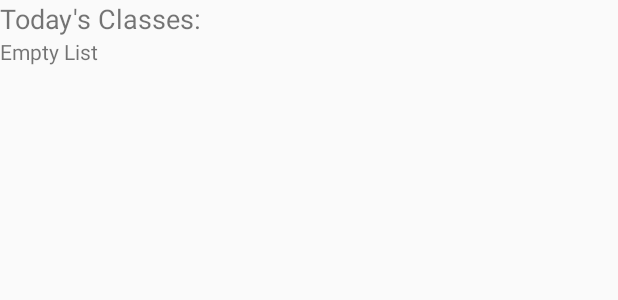
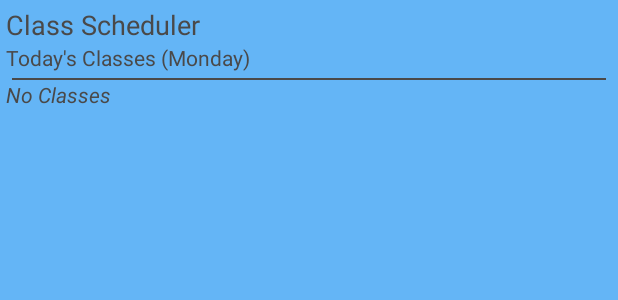
Before and after one commit to jonathan-barrera/Class-Scheduler, an Android app: the layout todays_classes_widget.xml on its own in the app's theme, with its tools: preview values and no code run, on a phone screen of 412 x 824 dp. Shown: the top 300 px of the screen. Run offline under Robolectric (Android 15) with nearby library versions, the phone set to English and light mode, and no system bars.

Commit message:
Main functions finished

```diff
--- a/app/src/main/AndroidManifest.xml
+++ b/app/src/main/AndroidManifest.xml
@@ -77,7 +77,9 @@
                 android:resource="@xml/todays_classes_widget_info" />
         </receiver>
 
-        <service android:name=".widget.TodaysClassesWidgetService"/>
+        <service android:name=".widget.TodaysClassesWidgetService"
+            android:exported="false"
+            android:permission="android.permission.BIND_REMOTEVIEWS"/>
     </application>
 
 </manifest>
--- a/app/src/main/java/com/example/android/classscheduler/ClassDetailsActivity.java
+++ b/app/src/main/java/com/example/android/classscheduler/ClassDetailsActivity.java
@@ -27,11 +27,8 @@ import butterknife.ButterKnife;
 public class ClassDetailsActivity extends AppCompatActivity implements SchoolClassAdapter.onItemClickListener{
 
     // TODO Database on the phone to save last viewed students/classes?
-    // TODO (2) Build the Widget
     // TODO Change all strings to string variables
     // TODO Fix RTL formatting
-    // TODO can add a list of enrolled students for each class
-    // TODO have the list of classes for a student update in realtime (if one is deleted).
     // TODO check for scrolling/onsavedinstancestate mistakes
     // TODO build a check for network connection
     // TODO need to do signing configuration stuff
--- a/app/src/main/java/com/example/android/classscheduler/EditStudentInfo.java
+++ b/app/src/main/java/com/example/android/classscheduler/EditStudentInfo.java
@@ -619,7 +619,7 @@ public class EditStudentInfo extends AppCompatActivity
                 photoUrl = null;
             }
 
-            mFirebaseDatabase.getReference().child("students").child(studentId)
+            mStudentsDatabaseReference.child(studentId)
                     .setValue(new Student(studentName, studentSex, studentBirthdate, studentGrade,
                             mChosenClassesList, photoUrl, studentId));
 
--- a/app/src/main/java/com/example/android/classscheduler/StudentProfile.java
+++ b/app/src/main/java/com/example/android/classscheduler/StudentProfile.java
@@ -6,6 +6,7 @@ import android.content.SharedPreferences;
 import android.graphics.Typeface;
 import android.os.Bundle;
 import android.support.annotation.NonNull;
+import android.support.annotation.Nullable;
 import android.support.v4.app.NavUtils;
 import android.support.v7.app.AlertDialog;
 import android.support.v7.app.AppCompatActivity;
@@ -20,6 +21,7 @@ import android.widget.Toast;
 import com.bumptech.glide.Glide;
 import com.example.android.classscheduler.model.Student;
 import com.example.android.classscheduler.data.StudentContract.StudentEntry;
+import com.google.firebase.database.ChildEventListener;
 import com.google.firebase.database.DataSnapshot;
 import com.google.firebase.database.DatabaseError;
 import com.google.firebase.database.DatabaseReference;
@@ -101,7 +103,7 @@ public class StudentProfile extends AppCompatActivity {
         mStudentDatabaseReference = mFirebaseDatabase.getReference()
                 .child("users")
                 .child(mUserId)
-                .child(getString(R.string.students))
+                .child("students")
                 .child(mStudentId);
 
         //Populate the views with student data
--- a/app/src/main/res/layout/todays_classes_widget.xml
+++ b/app/src/main/res/layout/todays_classes_widget.xml
@@ -1,16 +1,35 @@
 <LinearLayout xmlns:android="http://schemas.android.com/apk/res/android"
     android:layout_width="match_parent"
     android:layout_height="match_parent"
+    xmlns:tools="http://schemas.android.com/tools"
     android:orientation="vertical"
+    android:background="@color/colorPrimaryLight"
     android:id="@+id/todays_classes_widget_linear_layout"
-    android:padding="@dimen/widget_margin">
+    android:padding="4dp">
+
+    <TextView
+        android:layout_width="match_parent"
+        android:layout_height="wrap_content"
+        android:text="Class Scheduler"
+        android:textColor="#4a4949"
+        android:textSize="18sp" />
 
     <TextView
         android:id="@+id/todays_classes_widget_text"
         android:layout_width="wrap_content"
         android:layout_height="wrap_content"
-        android:text="Today's Classes:"
-        android:textSize="18sp"/>
+        tools:text="Today's Classes (Monday)"
+        android:textColor="#4a4949"
+        android:textSize="14sp"/>
+
+    <TextView
+        android:layout_width="match_parent"
+        android:layout_height="1dp"
+        android:layout_marginTop="4dp"
+        android:layout_marginLeft="4dp"
+        android:layout_marginRight="4dp"
+        android:background="#4a4949"
+        />
 
     <ListView
         android:id="@+id/todays_classes_widget_list_view"
@@ -19,7 +38,9 @@
 
     <TextView
         android:id="@+id/empty_view"
-        android:text="Empty List"
+        android:text="No Classes"
+        android:textColor="#4a4949"
+        android:textStyle="italic"
         android:layout_width="wrap_content"
         android:layout_height="wrap_content" />
 
--- a/app/src/main/res/layout/widget_list_item.xml
+++ b/app/src/main/res/layout/widget_list_item.xml
@@ -4,6 +4,8 @@
     android:layout_height="wrap_content"
     xmlns:tools="http://schemas.android.com/tools"
     tools:text="Biology"
+    android:textSize="14sp"
+    android:textColor="#4a4949"
     android:id="@+id/widget_list_item_text_view">
 
 </TextView>
--- a/app/src/main/res/xml/todays_classes_widget_info.xml
+++ b/app/src/main/res/xml/todays_classes_widget_info.xml
@@ -2,7 +2,7 @@
 <appwidget-provider xmlns:android="http://schemas.android.com/apk/res/android"
     android:initialLayout="@layout/todays_classes_widget"
     android:minHeight="40dp"
-    android:minWidth="40dp"
+    android:minWidth="80dp"
     android:previewImage="@drawable/example_appwidget_preview"
     android:resizeMode="horizontal|vertical"
     android:updatePeriodMillis="3600000"
```
Also changed, not shown: app/src/main/java/com/example/android/classscheduler/CreateClassesActivity.java (+8 -0 lines), app/src/main/java/com/example/android/classscheduler/widget/TodaysClassesWidgetFactory.java (+79 -83 lines), app/src/main/java/com/example/android/classscheduler/widget/TodaysClassesWidgetProvider.java (+11 -5 lines).
